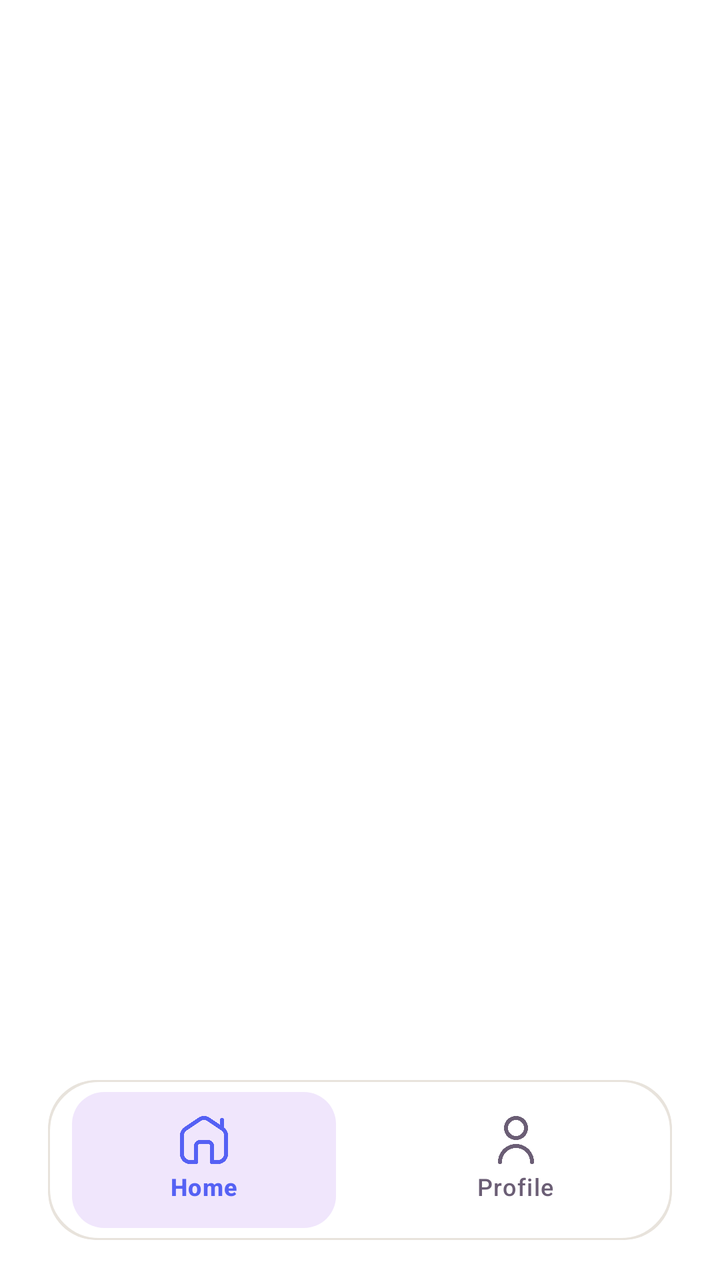
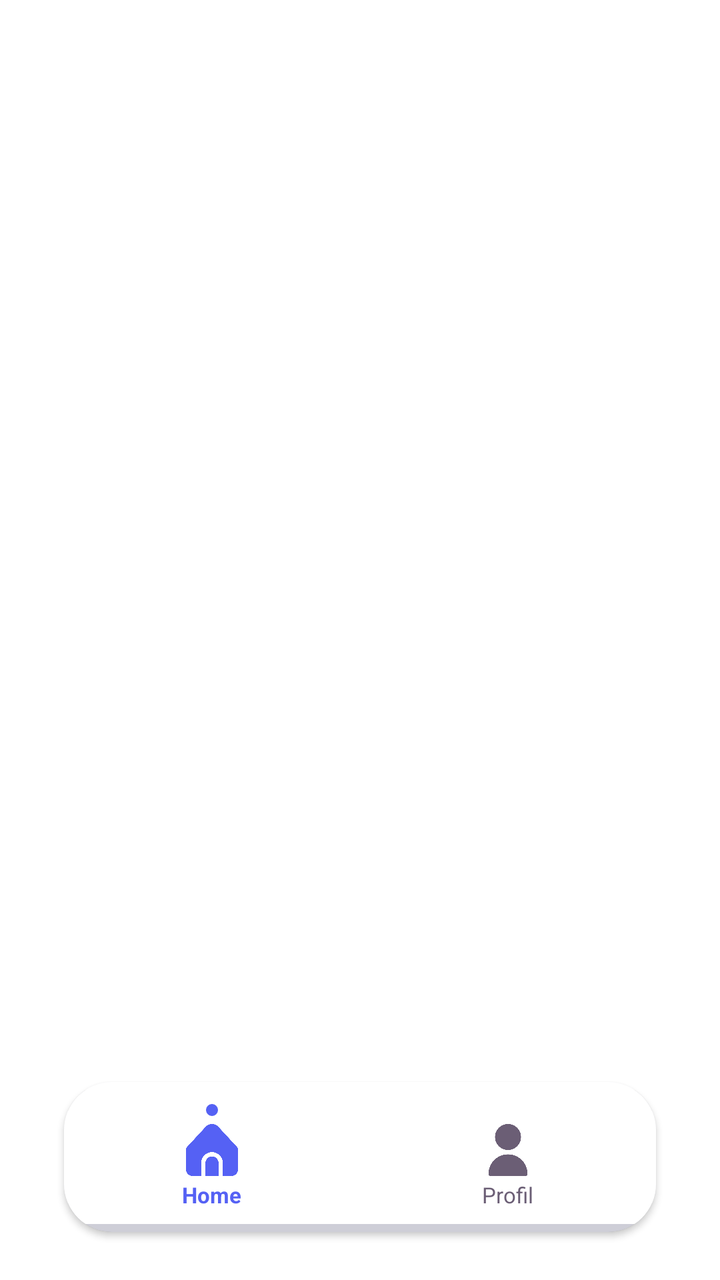

An Android layout rendered at two revisions. The XML below is the earlier revision; the diff shows what the commit changed to produce the second picture.
<!-- AndroidManifest.xml: application theme Theme.BkNova -->
<!-- res/layout/activity_guru_bk.xml -->
<?xml version="1.0" encoding="utf-8"?>
<RelativeLayout xmlns:android="http://schemas.android.com/apk/res/android"
    xmlns:app="http://schemas.android.com/apk/res-auto"
    xmlns:tools="http://schemas.android.com/tools"
    android:id="@+id/main"
    android:layout_width="match_parent"
    android:layout_height="match_parent"
    android:background="@color/white"
    tools:context=".activity.guruBkActivity">

    <FrameLayout
        android:id="@+id/fragment_container_bk"
        android:layout_width="match_parent"
        android:layout_height="match_parent" />

    <com.google.android.material.card.MaterialCardView
        android:id="@+id/bottom_nav_container_bk"
        android:layout_width="match_parent"
        android:layout_height="80dp"
        android:layout_alignParentBottom="true"
        android:layout_marginStart="24dp"
        android:layout_marginEnd="24dp"
        android:layout_marginBottom="20dp"
        app:cardCornerRadius="24dp"
        >

        <com.google.android.material.bottomnavigation.BottomNavigationView
            android:id="@+id/bottom_navigation_bk"
            android:layout_width="match_parent"
            android:layout_height="wrap_content"
            android:background="@drawable/bg_input_field"
            app:itemIconTint="@color/nav_item_color_state"
            app:itemTextColor="@color/nav_item_color_state"
            app:itemRippleColor="@android:color/transparent"
            app:itemBackground="@drawable/nav_item_background"
            app:itemActiveIndicatorStyle="@null"
            app:labelVisibilityMode="labeled"
            app:menu="@menu/bottom_navigation_bk" />

    </com.google.android.material.card.MaterialCardView>
</RelativeLayout>
<!-- resources referenced by this layout -->
<resources>
  <color name="white">#FFFFFFFF</color>
  <!-- drawable bg_input_field (drawable) -->
  <?xml version="1.0" encoding="utf-8"?>
  <shape xmlns:android="http://schemas.android.com/apk/res/android">
      <solid android:color="@color/white" />
      <corners android:radius="25dp" />
      <stroke
          android:width="1dp"
          android:color="@color/divider_color" />
  </shape>
  <!-- drawable nav_item_background (drawable) -->
  <?xml version="1.0" encoding="utf-8"?>
  <selector xmlns:android="http://schemas.android.com/apk/res/android">
      <item android:state_checked="true">
          <inset android:insetLeft="12dp" android:insetRight="12dp" android:insetTop="6dp" android:insetBottom="6dp">
              <shape android:shape="rectangle">
                  <solid android:color="@color/brand_soft" />
                  <corners android:radius="16dp" />
              </shape>
          </inset>
      </item>
      <item android:drawable="@android:color/transparent" android:state_checked="false" />
  </selector>
  <style name="Theme.BkNova" parent="Base.Theme.BkNova" />
  <color name="divider_color">#E8E3DC</color>
  <color name="brand_soft">#F0E6FC</color>
  <style name="Base.Theme.BkNova" parent="Theme.Material3.Light.NoActionBar">
  
          
          <item name="colorPrimary">@color/brand_primary</item>
          <item name="colorOnPrimary">@color/white</item>
          <item name="colorPrimaryContainer">@color/brand_soft</item>
          <item name="colorOnPrimaryContainer">@color/text_color_primary</item>
  
          <item name="colorSecondary">@color/accent_pink</item>
          
          <item name="colorOnSecondary">@color/text_color_primary</item>
          <item name="colorSecondaryContainer">@color/accent_pink_soft</item>
          <item name="colorOnSecondaryContainer">@color/text_color_primary</item>
  
          <item name="colorTertiary">@color/accent_peach</item>
          <item name="colorOnTertiary">@color/text_color_primary</item>
          <item name="colorTertiaryContainer">@color/accent_peach_soft</item>
          <item name="colorOnTertiaryContainer">@color/text_color_primary</item>
  
          <item name="colorSurface">@color/white</item>
          <item name="colorOnSurface">@color/text_color_primary</item>
          <item name="colorSurfaceVariant">@color/background_cream</item>
          <item name="colorOnSurfaceVariant">@color/text_color_secondary</item>
          <item name="android:colorBackground">@color/background_cream</item>
          <item name="colorOnBackground">@color/text_color_primary</item>
  
          <item name="colorOutline">@color/divider_color</item>
          <item name="colorOutlineVariant">@color/divider_color</item>
  
          <item name="colorError">@color/red_text</item>
          <item name="colorOnError">@color/white</item>
          <item name="colorErrorContainer">@color/red_light</item>
          <item name="colorOnErrorContainer">@color/red_text</item>
  
          <item name="android:windowBackground">@color/background_cream</item>
  
          
          <item name="android:statusBarColor">@color/white</item>
          <item name="android:windowLightStatusBar">true</item>
          <item name="android:navigationBarColor">@android:color/transparent</item>
          <item name="android:windowLightNavigationBar" tools:targetApi="o_mr1">false</item>
      </style>
  <color name="brand_primary">#5561F4</color>
  <color name="text_color_primary">#2A1E33</color>
  <color name="accent_pink">#FF7FAF</color>
  <color name="accent_pink_soft">#FFECF3</color>
  <color name="accent_peach">#FFC6BF</color>
  <color name="accent_peach_soft">#FFE8E5</color>
  <color name="background_cream">#F8F7F2</color>
  <color name="text_color_secondary">#6B5E75</color>
  <color name="red_text">#DC2626</color>
  <color name="red_light">#FEE2E2</color>
</resources>

<!-- the commit's change to res/layout/activity_guru_bk.xml (unified diff, before → after) -->
@@ -1,5 +1,5 @@
 <?xml version="1.0" encoding="utf-8"?>
-<RelativeLayout xmlns:android="http://schemas.android.com/apk/res/android"
+<androidx.constraintlayout.widget.ConstraintLayout xmlns:android="http://schemas.android.com/apk/res/android"
     xmlns:app="http://schemas.android.com/apk/res-auto"
     xmlns:tools="http://schemas.android.com/tools"
     android:id="@+id/main"
@@ -8,34 +8,113 @@
     android:background="@color/white"
     tools:context=".activity.guruBkActivity">
 
+    
     <FrameLayout
         android:id="@+id/fragment_container_bk"
         android:layout_width="match_parent"
-        android:layout_height="match_parent" />
+        android:layout_height="0dp"
+        app:layout_constraintTop_toTopOf="parent"
+        app:layout_constraintBottom_toBottomOf="parent" />
 
+    
     <com.google.android.material.card.MaterialCardView
-        android:id="@+id/bottom_nav_container_bk"
-        android:layout_width="match_parent"
-        android:layout_height="80dp"
-        android:layout_alignParentBottom="true"
-        android:layout_marginStart="24dp"
-        android:layout_marginEnd="24dp"
-        android:layout_marginBottom="20dp"
+        android:id="@+id/nav_card_bk"
+        android:layout_width="0dp"
+        android:layout_height="75dp"
+        android:layout_marginStart="32dp"
+        android:layout_marginEnd="32dp"
+        android:layout_marginBottom="24dp"
+        app:cardBackgroundColor="@color/white"
         app:cardCornerRadius="24dp"
-        >
+        app:cardElevation="2dp"
+        app:layout_constraintBottom_toBottomOf="parent"
+        app:layout_constraintEnd_toEndOf="parent"
+        app:layout_constraintStart_toStartOf="parent"
+        app:strokeWidth="0dp">
 
-        <com.google.android.material.bottomnavigation.BottomNavigationView
-            android:id="@+id/bottom_navigation_bk"
+        <LinearLayout
             android:layout_width="match_parent"
-            android:layout_height="wrap_content"
-            android:background="@drawable/bg_input_field"
-            app:itemIconTint="@color/nav_item_color_state"
-            app:itemTextColor="@color/nav_item_color_state"
-            app:itemRippleColor="@android:color/transparent"
-            app:itemBackground="@drawable/nav_item_background"
-            app:itemActiveIndicatorStyle="@null"
-            app:labelVisibilityMode="labeled"
-            app:menu="@menu/bottom_navigation_bk" />
+            android:layout_height="match_parent"
+            android:orientation="horizontal"
+            android:background="@drawable/bg_header"
+            android:weightSum="2">
 
+            
+            <LinearLayout
+                android:id="@+id/btn_nav_home_bk"
+                android:layout_width="0dp"
+                android:layout_height="match_parent"
+                android:layout_weight="1"
+                android:clickable="true"
+                android:focusable="true"
+                android:foreground="?attr/selectableItemBackground"
+                android:gravity="center"
+                android:orientation="vertical">
+
+                <View
+                    android:id="@+id/dot_home_bk"
+                    android:layout_width="6dp"
+                    android:layout_height="6dp"
+                    android:layout_marginBottom="4dp"
+                    android:background="@drawable/nav_dot_indicator"
+                    android:visibility="visible" />
+
+                <ImageView
+                    android:id="@+id/ic_nav_home_bk"
+                    android:layout_width="26dp"
+                    android:layout_height="26dp"
+                    android:src="@drawable/img_13"
+                    app:tint="@color/brand_primary" />
+
+                <TextView
+                    android:id="@+id/tv_nav_home_bk"
+                    android:layout_width="wrap_content"
+                    android:layout_height="wrap_content"
+                    android:layout_marginTop="2dp"
+                    android:text="Home"
+                    android:textColor="@color/brand_primary"
+                    android:textSize="11sp"
+                    android:textStyle="bold" />
+            </LinearLayout>
+
+            
+            <LinearLayout
+                android:id="@+id/btn_nav_profil_bk"
+                android:layout_width="0dp"
+                android:layout_height="match_parent"
+                android:layout_weight="1"
+                android:clickable="true"
+                android:focusable="true"
+                android:foreground="?attr/selectableItemBackground"
+                android:gravity="center"
+                android:orientation="vertical">
+
+                <View
+                    android:id="@+id/dot_profil_bk"
+                    android:layout_width="6dp"
+                    android:layout_height="6dp"
+                    android:layout_marginBottom="4dp"
+                    android:background="@drawable/nav_dot_indicator"
+                    android:visibility="invisible" />
+
+                <ImageView
+                    android:id="@+id/ic_nav_profil_bk"
+                    android:layout_width="26dp"
+                    android:layout_height="26dp"
+                    android:src="@drawable/img_14"
+                    app:tint="@color/text_color_secondary" />
+
+                <TextView
+                    android:id="@+id/tv_nav_profil_bk"
+                    android:layout_width="wrap_content"
+                    android:layout_height="wrap_content"
+                    android:layout_marginTop="2dp"
+                    android:text="Profil"
+                    android:textColor="@color/text_color_secondary"
+                    android:textSize="11sp" />
+            </LinearLayout>
+
+        </LinearLayout>
     </com.google.android.material.card.MaterialCardView>
-</RelativeLayout>
+
+</androidx.constraintlayout.widget.ConstraintLayout>
<!-- resource entries referenced after the edit -->
@@ -1,28 +1,47 @@
 <!-- resources referenced by this layout -->
 <resources>
   <color name="white">#FFFFFFFF</color>
-  <!-- drawable bg_input_field (drawable) -->
+  <!-- drawable bg_header (drawable) -->
   <?xml version="1.0" encoding="utf-8"?>
-  <shape xmlns:android="http://schemas.android.com/apk/res/android">
-      <solid android:color="@color/white" />
-      <corners android:radius="25dp" />
-      <stroke
-          android:width="1dp"
-          android:color="@color/divider_color" />
+  <layer-list xmlns:android="http://schemas.android.com/apk/res/android">
+  
+      
+      <item
+          android:left="2dp"
+          android:right="2dp"
+          android:top="4dp">
+  
+          <shape android:shape="rectangle">
+  
+              <solid android:color="#27000000"/>
+              <corners android:radius="4dp" />
+            />
+          </shape>
+  
+      </item>
+  
+      
+      <item
+          android:right="0dp"
+          android:bottom="4dp">
+  
+          <shape android:shape="rectangle">
+              <solid android:color="#FFFFFF" />
+               />
+          </shape>
+  
+      </item>
+  
+  </layer-list>
+  <!-- drawable img_13: png bitmap (drawable, 8798 bytes) -->
+  <!-- drawable img_14: png bitmap (drawable, 7348 bytes) -->
+  <!-- drawable nav_dot_indicator (drawable) -->
+  <?xml version="1.0" encoding="utf-8"?>
+  <shape xmlns:android="http://schemas.android.com/apk/res/android"
+      android:shape="oval">
+      <solid android:color="@color/brand_primary" />
+      <size android:width="6dp" android:height="6dp" />
   </shape>
-  <!-- drawable nav_item_background (drawable) -->
-  <?xml version="1.0" encoding="utf-8"?>
-  <selector xmlns:android="http://schemas.android.com/apk/res/android">
-      <item android:state_checked="true">
-          <inset android:insetLeft="12dp" android:insetRight="12dp" android:insetTop="6dp" android:insetBottom="6dp">
-              <shape android:shape="rectangle">
-                  <solid android:color="@color/brand_soft" />
-                  <corners android:radius="16dp" />
-              </shape>
-          </inset>
-      </item>
-      <item android:drawable="@android:color/transparent" android:state_checked="false" />
-  </selector>
   <style name="Theme.BkNova" parent="Base.Theme.BkNova" />
   <color name="divider_color">#E8E3DC</color>
   <color name="brand_soft">#F0E6FC</color>
@@ -63,10 +82,12 @@
           <item name="android:windowBackground">@color/background_cream</item>
   
           
-          <item name="android:statusBarColor">@color/white</item>
+          <item name="android:statusBarColor">@android:color/transparent</item>
+          <item name="android:navigationBarColor">@android:color/transparent</item>
           <item name="android:windowLightStatusBar">true</item>
-          <item name="android:navigationBarColor">@android:color/transparent</item>
-          <item name="android:windowLightNavigationBar" tools:targetApi="o_mr1">false</item>
+          
+          <item name="android:enforceNavigationBarContrast" tools:targetApi="q">false</item>
+          <item name="android:enforceStatusBarContrast" tools:targetApi="q">false</item>
       </style>
   <color name="brand_primary">#5561F4</color>
   <color name="text_color_primary">#2A1E33</color>
